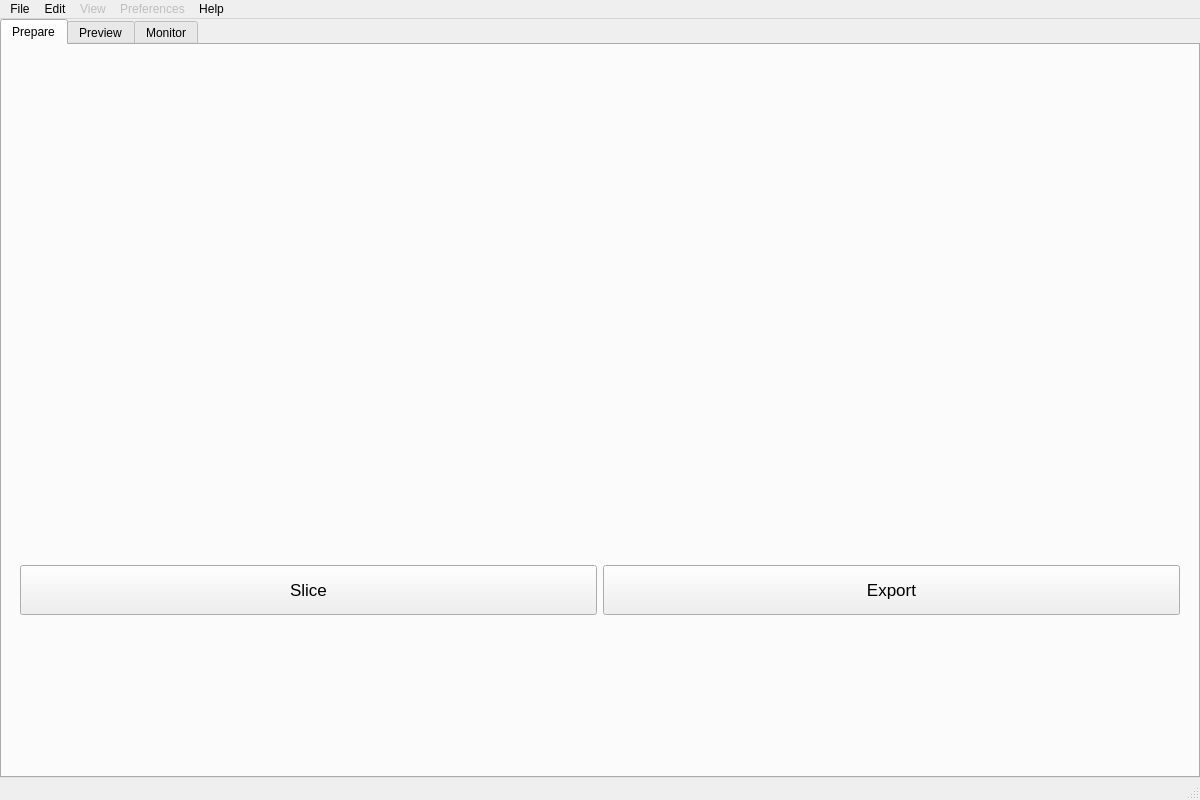
gbeck139/octopus, file gui/mainwindow/mainwindow.ui: the form before one commit.
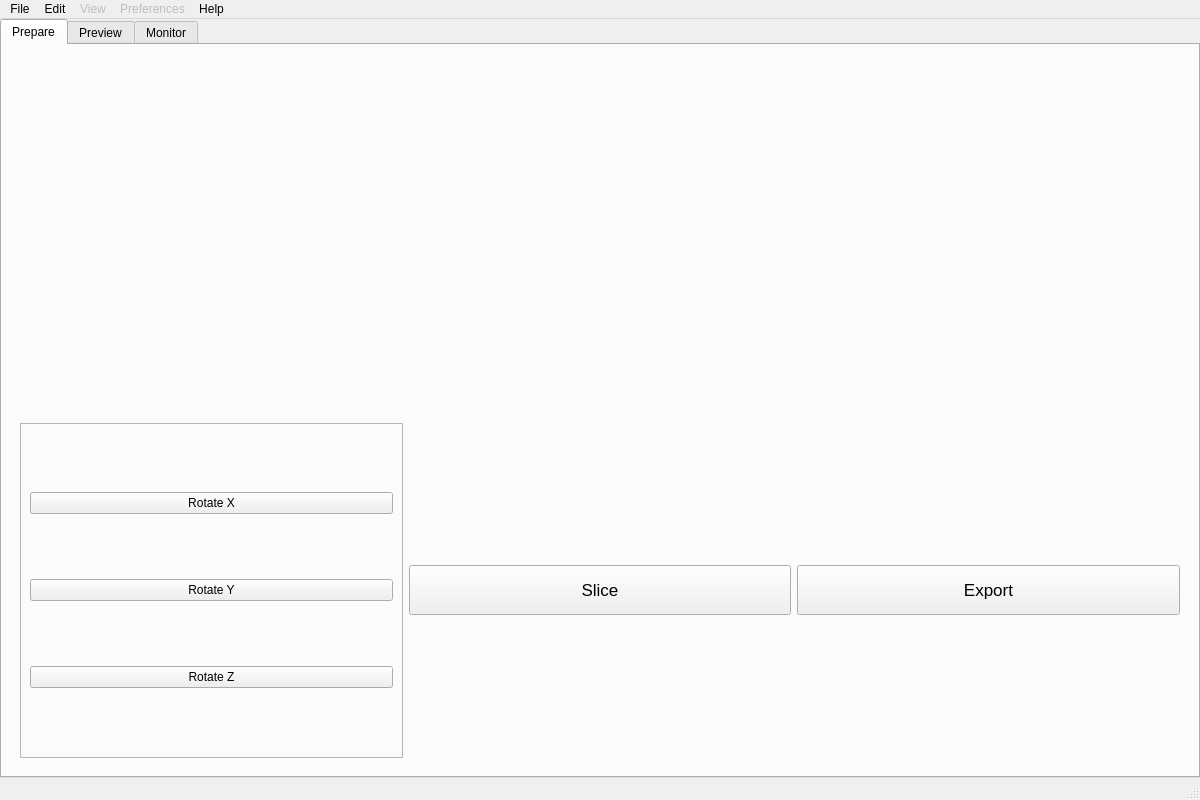
The form after the commit. Custom widgets are drawn as their Qt base class.

Commit message: [GUI] Making changes to visualizer

Diff of the .ui file:
```diff
--- a/gui/mainwindow/mainwindow.ui
+++ b/gui/mainwindow/mainwindow.ui
@@ -52,6 +52,39 @@
         <item>
          <widget class="QWidget" name="slicePrintHWidget" native="true">
           <layout class="QHBoxLayout" name="horizontalLayout_2">
+           <item>
+            <widget class="QFrame" name="frame">
+             <property name="frameShape">
+              <enum>QFrame::Shape::StyledPanel</enum>
+             </property>
+             <property name="frameShadow">
+              <enum>QFrame::Shadow::Raised</enum>
+             </property>
+             <layout class="QVBoxLayout" name="verticalLayout_2">
+              <item>
+               <widget class="QPushButton" name="rotateXButton">
+                <property name="text">
+                 <string>Rotate X</string>
+                </property>
+               </widget>
+              </item>
+              <item>
+               <widget class="QPushButton" name="rotateYButton">
+                <property name="text">
+                 <string>Rotate Y</string>
+                </property>
+               </widget>
+              </item>
+              <item>
+               <widget class="QPushButton" name="rotateZButton">
+                <property name="text">
+                 <string>Rotate Z</string>
+                </property>
+               </widget>
+              </item>
+             </layout>
+            </widget>
+           </item>
            <item>
             <widget class="QPushButton" name="sliceButton">
              <property name="minimumSize">
```
The commit also changes 5 other files.
